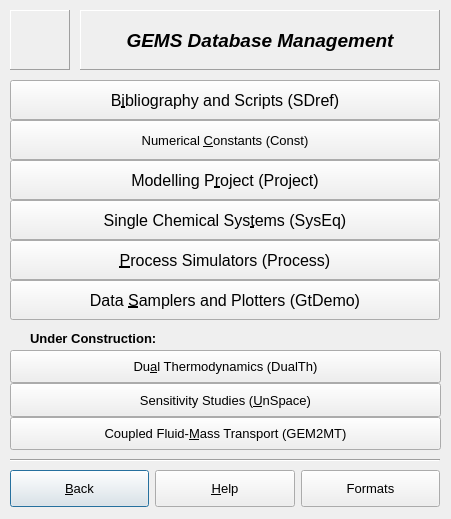
Above: gems3/vizor4/dlg4/DBAdvDialog4.ui from gemshub/GEMSGUI before the change. Below: the same form after it.
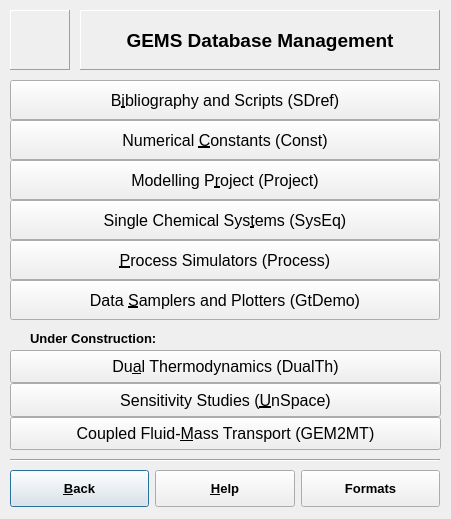
That is the form after the change. Icons and pictures are not drawn.

```diff
--- a/gems3/vizor4/dlg4/DBAdvDialog4.ui
+++ b/gems3/vizor4/dlg4/DBAdvDialog4.ui
@@ -97,6 +97,12 @@
         <verstretch>0</verstretch>
        </sizepolicy>
       </property>
+      <property name="font">
+       <font>
+        <weight>75</weight>
+        <bold>true</bold>
+       </font>
+      </property>
       <property name="toolTip">
        <string>Back to 'Thermodynamic database management' dialog</string>
       </property>
@@ -119,6 +125,12 @@
         <verstretch>0</verstretch>
        </sizepolicy>
       </property>
+      <property name="font">
+       <font>
+        <weight>75</weight>
+        <bold>true</bold>
+       </font>
+      </property>
       <property name="text">
        <string>&amp;Help</string>
       </property>
@@ -138,6 +150,12 @@
         <verstretch>0</verstretch>
        </sizepolicy>
       </property>
+      <property name="font">
+       <font>
+        <weight>75</weight>
+        <bold>true</bold>
+       </font>
+      </property>
       <property name="toolTip">
        <string>Get descriptions of database and other file formats</string>
       </property>
@@ -172,6 +190,11 @@
         <verstretch>0</verstretch>
        </sizepolicy>
       </property>
+      <property name="font">
+       <font>
+        <pointsize>12</pointsize>
+       </font>
+      </property>
       <property name="toolTip">
        <string/>
       </property>
@@ -191,6 +214,11 @@
         <verstretch>0</verstretch>
        </sizepolicy>
       </property>
+      <property name="font">
+       <font>
+        <pointsize>12</pointsize>
+       </font>
+      </property>
       <property name="toolTip">
        <string/>
       </property>
@@ -210,6 +238,11 @@
         <verstretch>0</verstretch>
        </sizepolicy>
       </property>
+      <property name="font">
+       <font>
+        <pointsize>12</pointsize>
+       </font>
+      </property>
       <property name="toolTip">
        <string/>
       </property>
@@ -271,6 +304,11 @@
         <verstretch>0</verstretch>
        </sizepolicy>
       </property>
+      <property name="font">
+       <font>
+        <pointsize>12</pointsize>
+       </font>
+      </property>
       <property name="toolTip">
        <string>Some tables of constants used in thermodynamic calculations</string>
       </property>
@@ -410,7 +448,7 @@
      <family>Arial</family>
      <pointsize>14</pointsize>
      <weight>75</weight>
-     <italic>true</italic>
+     <italic>false</italic>
      <bold>true</bold>
     </font>
    </property>
```
Left out of the diff: 7 changed lines with no effect on the pictures.
